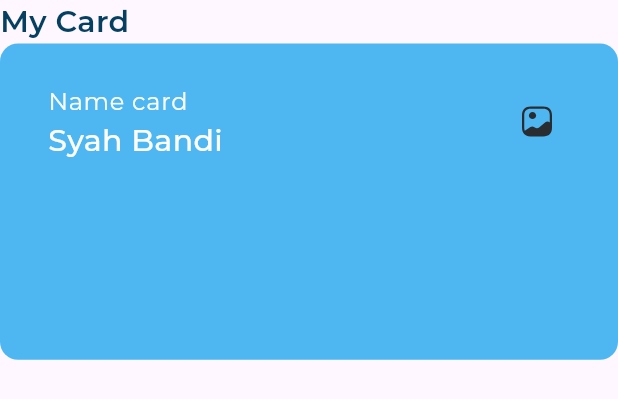
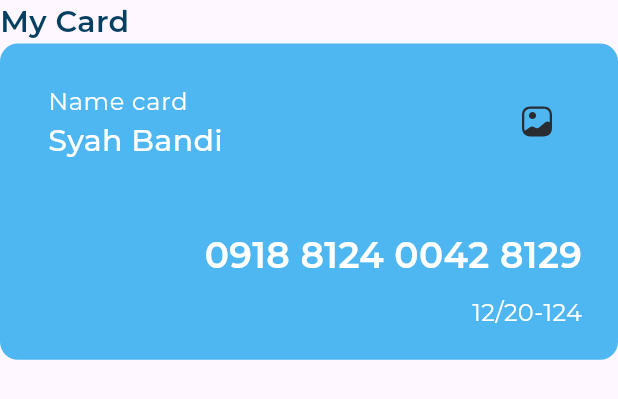
Before and after one commit to Mahmoud-Adel-Ali/responsive_dash_board, a Flutter app: the MyCard widget shown alone on an empty page, opened directly, on a phone screen of 412 x 824 dp. Shown: the top 399 px of the screen. Run offline on Flutter 3.47's test engine with Material 3 defaults, Android fonts, the phone set to English and light mode, and no system bars; our stand-ins replace flutter_svg; project files that could hold a hidden picture were left out.

Commit message:
my card done

```diff
--- a/lib/widgets/my_card.dart
+++ b/lib/widgets/my_card.dart
@@ -27,9 +27,34 @@ class MyCard extends StatelessWidget {
                 image: AssetImage(AppImages.imagesCardBG),
               ),
             ),
-            child: const Column(
+            child: Column(
               children: [
-                CustomCardHeader(),
+                const CustomCardHeader(),
+                const Expanded(child: SizedBox()),
+                Container(
+                  width: double.infinity,
+                  alignment: Alignment.centerRight,
+                  padding: const EdgeInsets.only(right: 24),
+                  child: Text(
+                    '0918 8124 0042 8129',
+                    style: AppStyless.styleSemiBold24.copyWith(
+                      color: Colors.white,
+                    ),
+                  ),
+                ),
+                const SizedBox(height: 10),
+                Container(
+                  width: double.infinity,
+                  alignment: Alignment.centerRight,
+                  padding: const EdgeInsets.only(right: 24),
+                  child: Text(
+                    '12/20-124',
+                    style: AppStyless.styleReguler16.copyWith(
+                      color: Colors.white,
+                    ),
+                  ),
+                ),
+                const SizedBox(height: 20),
               ],
             ),
           ),
```
